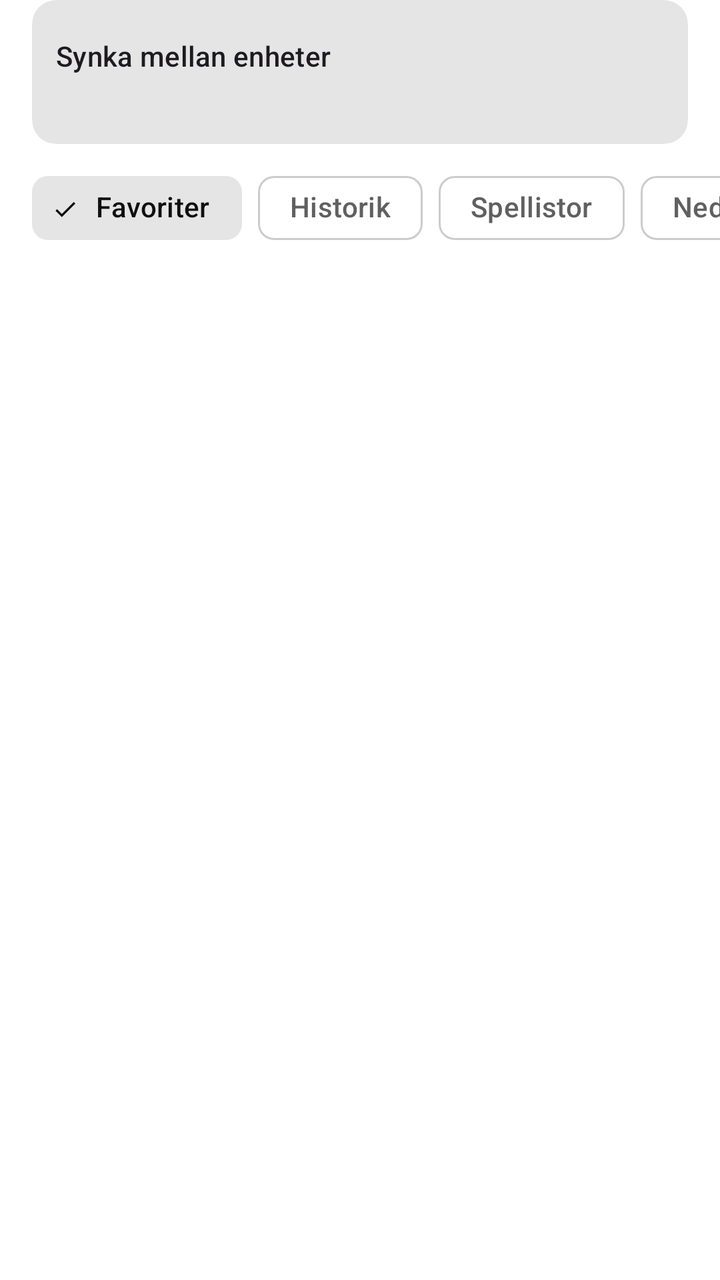
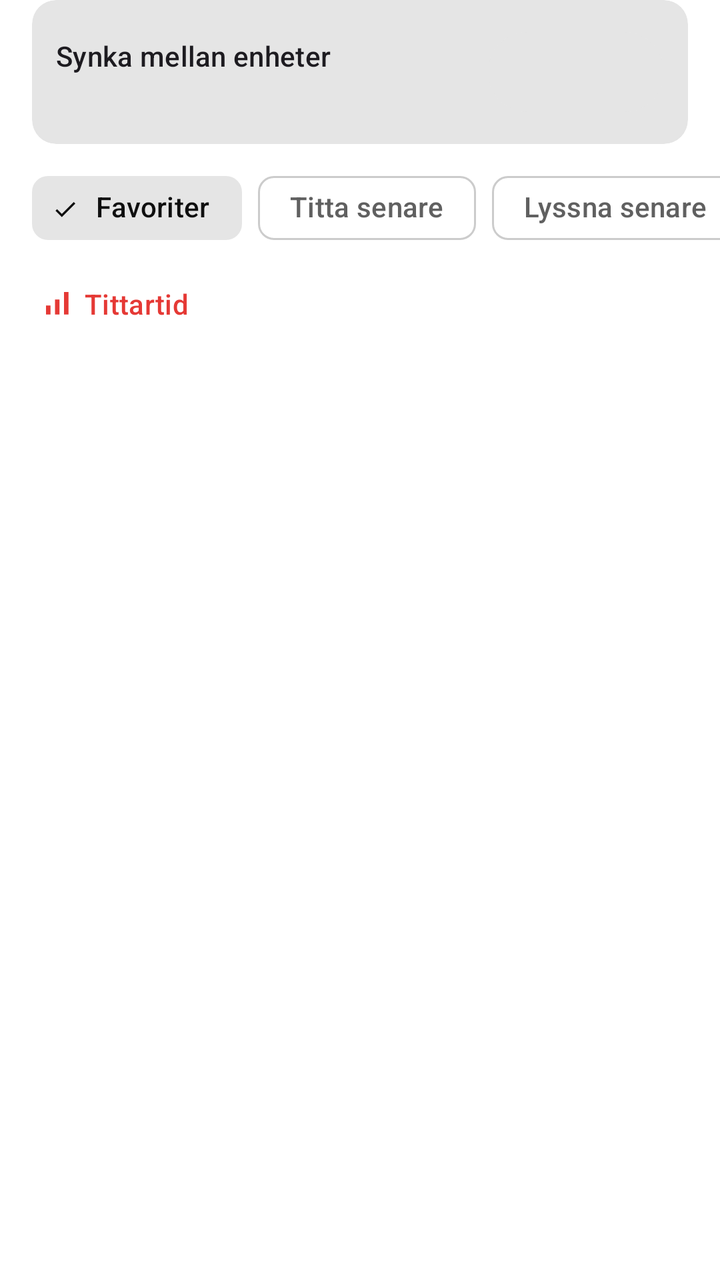

Two renders of the same Android screen: before a commit and after it. Below are the layout's source before the change and the commit's diff.
<!-- AndroidManifest.xml: application theme Theme.CarTube -->
<!-- res/layout/fragment_library.xml -->
<?xml version="1.0" encoding="utf-8"?>
<LinearLayout xmlns:android="http://schemas.android.com/apk/res/android"
    xmlns:app="http://schemas.android.com/apk/res-auto"
    android:layout_width="match_parent"
    android:layout_height="match_parent"
    android:orientation="vertical">

    <com.google.android.material.card.MaterialCardView
        android:id="@+id/syncCard"
        style="@style/Widget.Material3.CardView.Filled"
        android:layout_width="match_parent"
        android:layout_height="wrap_content"
        android:layout_marginHorizontal="16dp"
        android:layout_marginBottom="8dp">

        <LinearLayout
            android:layout_width="match_parent"
            android:layout_height="wrap_content"
            android:gravity="center_vertical"
            android:orientation="horizontal"
            android:padding="12dp">

            <LinearLayout
                android:layout_width="0dp"
                android:layout_height="wrap_content"
                android:layout_weight="1"
                android:orientation="vertical">

                <TextView
                    android:layout_width="wrap_content"
                    android:layout_height="wrap_content"
                    android:text="@string/sync_title"
                    android:textAppearance="?attr/textAppearanceTitleSmall" />

                <TextView
                    android:id="@+id/syncStatus"
                    android:layout_width="wrap_content"
                    android:layout_height="wrap_content"
                    android:textAppearance="?attr/textAppearanceBodySmall"
                    android:textColor="?attr/colorOnSurfaceVariant" />
            </LinearLayout>

            <com.google.android.material.button.MaterialButton
                android:id="@+id/syncButton"
                style="@style/Widget.Material3.Button.TonalButton"
                android:layout_width="wrap_content"
                android:layout_height="wrap_content" />
        </LinearLayout>
    </com.google.android.material.card.MaterialCardView>

    <HorizontalScrollView
        android:layout_width="match_parent"
        android:layout_height="wrap_content"
        android:scrollbars="none">

        <com.google.android.material.chip.ChipGroup
            android:id="@+id/filter"
            android:layout_width="wrap_content"
            android:layout_height="wrap_content"
            android:paddingHorizontal="16dp"
            app:checkedChip="@+id/chipFavorites"
            app:selectionRequired="true"
            app:singleLine="true"
            app:singleSelection="true">

            <com.google.android.material.chip.Chip
                android:id="@+id/chipFavorites"
                style="@style/Widget.Material3.Chip.Filter"
                android:layout_width="wrap_content"
                android:layout_height="wrap_content"
                android:text="@string/tab_favorites" />

            <com.google.android.material.chip.Chip
                android:id="@+id/chipHistory"
                style="@style/Widget.Material3.Chip.Filter"
                android:layout_width="wrap_content"
                android:layout_height="wrap_content"
                android:text="@string/tab_history" />

            <com.google.android.material.chip.Chip
                android:id="@+id/chipPlaylists"
                style="@style/Widget.Material3.Chip.Filter"
                android:layout_width="wrap_content"
                android:layout_height="wrap_content"
                android:text="@string/playlists" />

            <com.google.android.material.chip.Chip
                android:id="@+id/chipDownloads"
                style="@style/Widget.Material3.Chip.Filter"
                android:layout_width="wrap_content"
                android:layout_height="wrap_content"
                android:text="@string/downloads" />

            <com.google.android.material.chip.Chip
                android:id="@+id/chipSubscriptions"
                style="@style/Widget.Material3.Chip.Filter"
                android:layout_width="wrap_content"
                android:layout_height="wrap_content"
                android:text="@string/tab_subscriptions" />
        </com.google.android.material.chip.ChipGroup>
    </HorizontalScrollView>

    <com.google.android.material.button.MaterialButton
        android:id="@+id/sortButton"
        style="@style/CarTube.SortButton"
        android:layout_width="wrap_content"
        android:layout_height="wrap_content"
        android:layout_marginHorizontal="8dp"
        android:visibility="gone" />

    <com.google.android.material.button.MaterialButton
        android:id="@+id/importButton"
        style="@style/Widget.Material3.Button.TonalButton"
        android:layout_width="wrap_content"
        android:layout_height="wrap_content"
        android:layout_marginHorizontal="16dp"
        android:text="@string/import_title"
        android:visibility="gone"
        app:icon="@drawable/ic_download" />

    <com.google.android.material.button.MaterialButton
        android:id="@+id/newPlaylistButton"
        style="@style/Widget.Material3.Button.TonalButton"
        android:layout_width="wrap_content"
        android:layout_height="wrap_content"
        android:layout_marginHorizontal="16dp"
        android:text="@string/playlist_new"
        android:visibility="gone"
        app:icon="@drawable/ic_playlist_add" />

    <com.google.android.material.button.MaterialButton
        android:id="@+id/clearHistoryButton"
        style="@style/Widget.Material3.Button.TextButton"
        android:layout_width="wrap_content"
        android:layout_height="wrap_content"
        android:layout_marginHorizontal="8dp"
        android:text="@string/clear_history"
        android:visibility="gone" />

    <FrameLayout
        android:layout_width="match_parent"
        android:layout_height="0dp"
        android:layout_weight="1">

        <androidx.recyclerview.widget.RecyclerView
            android:id="@+id/list"
            android:layout_width="match_parent"
            android:layout_height="match_parent"
            android:clipToPadding="false"
            android:paddingVertical="4dp"
            app:layoutManager="androidx.recyclerview.widget.LinearLayoutManager" />

        <TextView
            android:id="@+id/empty"
            android:layout_width="match_parent"
            android:layout_height="wrap_content"
            android:layout_gravity="center"
            android:gravity="center"
            android:padding="32dp"
            android:textAppearance="?attr/textAppearanceBodyLarge" />
    </FrameLayout>
</LinearLayout>
<!-- resources referenced by this layout -->
<resources>
  <!-- drawable ic_download (drawable) -->
  <vector xmlns:android="http://schemas.android.com/apk/res/android"
      android:width="24dp" android:height="24dp" android:viewportWidth="24" android:viewportHeight="24"
      android:tint="?attr/colorControlNormal">
      <path android:fillColor="#FFFFFFFF" android:pathData="M11,3h2v10l3.5,-3.5 1.4,1.4L12,16.8 6.1,10.9l1.4,-1.4L11,13zM4,19h16v2H4z" />
  </vector>
  <!-- drawable ic_playlist_add (drawable) -->
  <vector xmlns:android="http://schemas.android.com/apk/res/android"
      android:width="24dp" android:height="24dp" android:viewportWidth="24" android:viewportHeight="24"
      android:tint="?attr/colorControlNormal">
      <path android:fillColor="#FFFFFFFF" android:pathData="M3,6h12v2H3zM3,10h12v2H3zM3,14h8v2H3zM17,10h2v4h4v2h-4v4h-2v-4h-4v-2h4z" />
  </vector>
  <string name="clear_history">Rensa historik</string>
  <string name="downloads">Nedladdat</string>
  <string name="import_title">Importera från YouTube</string>
  <string name="playlist_new">Ny spellista</string>
  <string name="playlists">Spellistor</string>
  <string name="sync_title">Synka mellan enheter</string>
  <string name="tab_favorites">Favoriter</string>
  <string name="tab_history">Historik</string>
  <string name="tab_subscriptions">Kanaler</string>
  <style name="CarTube.SortButton" parent="Widget.Material3.Button.TextButton">
          <item name="icon">@drawable/ic_expand</item>
          <item name="iconGravity">end</item>
          <item name="iconSize">18dp</item>
          <item name="android:minHeight">40dp</item>
      </style>
  <!-- drawable ic_expand (drawable) -->
  <vector xmlns:android="http://schemas.android.com/apk/res/android"
      android:width="24dp" android:height="24dp" android:viewportWidth="24" android:viewportHeight="24"
      android:tint="?attr/colorControlNormal">
      <path android:fillColor="#FFFFFFFF" android:pathData="M7,10l5,5 5,-5z" />
  </vector>
  <color name="brand">#E53935</color>
  <color name="brand_dark">#B71C1C</color>
  <!-- unchanged entries left out for length: 1 -->
</resources>

<!-- the commit's change to res/layout/fragment_library.xml (unified diff, before → after) -->
@@ -71,6 +71,20 @@
                 android:text="@string/tab_favorites" />
 
             <com.google.android.material.chip.Chip
+                android:id="@+id/chipWatchLater"
+                style="@style/Widget.Material3.Chip.Filter"
+                android:layout_width="wrap_content"
+                android:layout_height="wrap_content"
+                android:text="@string/watch_later" />
+
+            <com.google.android.material.chip.Chip
+                android:id="@+id/chipListenLater"
+                style="@style/Widget.Material3.Chip.Filter"
+                android:layout_width="wrap_content"
+                android:layout_height="wrap_content"
+                android:text="@string/listen_later" />
+
+            <com.google.android.material.chip.Chip
                 android:id="@+id/chipHistory"
                 style="@style/Widget.Material3.Chip.Filter"
                 android:layout_width="wrap_content"
@@ -99,6 +113,25 @@
                 android:text="@string/tab_subscriptions" />
         </com.google.android.material.chip.ChipGroup>
     </HorizontalScrollView>
+
+    <com.google.android.material.button.MaterialButton
+        android:id="@+id/playAllButton"
+        style="@style/Widget.Material3.Button.TonalButton"
+        android:layout_width="wrap_content"
+        android:layout_height="wrap_content"
+        android:layout_marginHorizontal="16dp"
+        android:text="@string/play_all"
+        android:visibility="gone"
+        app:icon="@drawable/ic_play" />
+
+    <com.google.android.material.button.MaterialButton
+        android:id="@+id/statsButton"
+        style="@style/Widget.Material3.Button.TextButton"
+        android:layout_width="wrap_content"
+        android:layout_height="wrap_content"
+        android:layout_marginHorizontal="8dp"
+        android:text="@string/stats"
+        app:icon="@drawable/ic_stats" />
 
     <com.google.android.material.button.MaterialButton
         android:id="@+id/sortButton"
<!-- resource entries referenced after the edit -->
@@ -6,21 +6,37 @@
       android:tint="?attr/colorControlNormal">
       <path android:fillColor="#FFFFFFFF" android:pathData="M11,3h2v10l3.5,-3.5 1.4,1.4L12,16.8 6.1,10.9l1.4,-1.4L11,13zM4,19h16v2H4z" />
   </vector>
+  <!-- drawable ic_play (drawable) -->
+  <vector xmlns:android="http://schemas.android.com/apk/res/android"
+      android:width="24dp" android:height="24dp" android:viewportWidth="24" android:viewportHeight="24"
+      android:tint="?attr/colorControlNormal">
+      <path android:fillColor="#FFFFFFFF" android:pathData="M8,5v14l11,-7z" />
+  </vector>
   <!-- drawable ic_playlist_add (drawable) -->
   <vector xmlns:android="http://schemas.android.com/apk/res/android"
       android:width="24dp" android:height="24dp" android:viewportWidth="24" android:viewportHeight="24"
       android:tint="?attr/colorControlNormal">
       <path android:fillColor="#FFFFFFFF" android:pathData="M3,6h12v2H3zM3,10h12v2H3zM3,14h8v2H3zM17,10h2v4h4v2h-4v4h-2v-4h-4v-2h4z" />
   </vector>
+  <!-- drawable ic_stats (drawable) -->
+  <vector xmlns:android="http://schemas.android.com/apk/res/android"
+      android:width="24dp" android:height="24dp" android:viewportWidth="24" android:viewportHeight="24"
+      android:tint="?attr/colorControlNormal">
+      <path android:fillColor="#FFFFFFFF" android:pathData="M4,19h3v-6H4zM10,19h3V9h-3zM16,19h3V4h-3z" />
+  </vector>
   <string name="clear_history">Rensa historik</string>
   <string name="downloads">Nedladdat</string>
   <string name="import_title">Importera från YouTube</string>
+  <string name="listen_later">Lyssna senare</string>
+  <string name="play_all">Spela alla</string>
   <string name="playlist_new">Ny spellista</string>
   <string name="playlists">Spellistor</string>
+  <string name="stats">Tittartid</string>
   <string name="sync_title">Synka mellan enheter</string>
   <string name="tab_favorites">Favoriter</string>
   <string name="tab_history">Historik</string>
   <string name="tab_subscriptions">Kanaler</string>
+  <string name="watch_later">Titta senare</string>
   <style name="CarTube.SortButton" parent="Widget.Material3.Button.TextButton">
           <item name="icon">@drawable/ic_expand</item>
           <item name="iconGravity">end</item>
